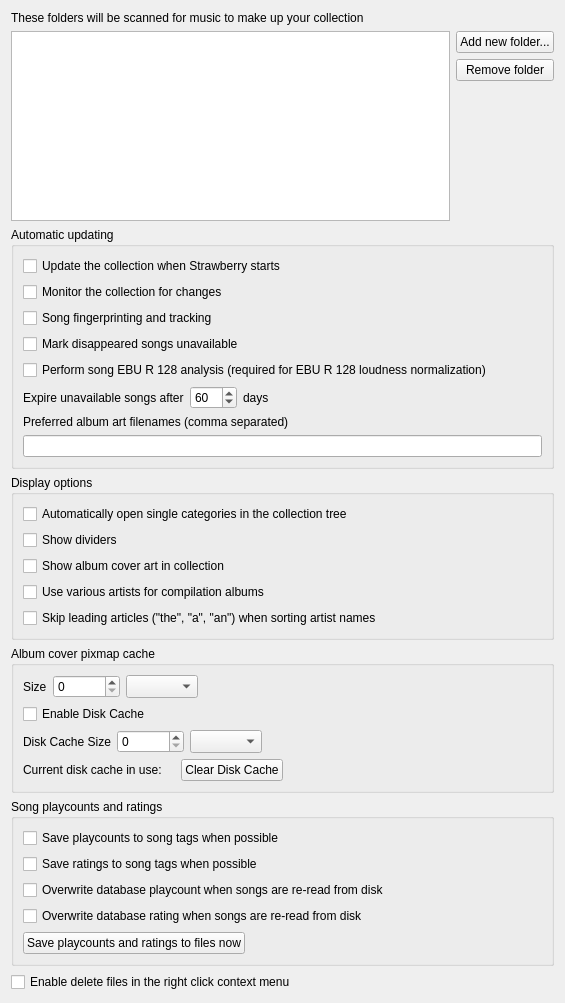
Old version of the form src/settings/collectionsettingspage.ui in the repository strawberrymusicplayer/strawberry.
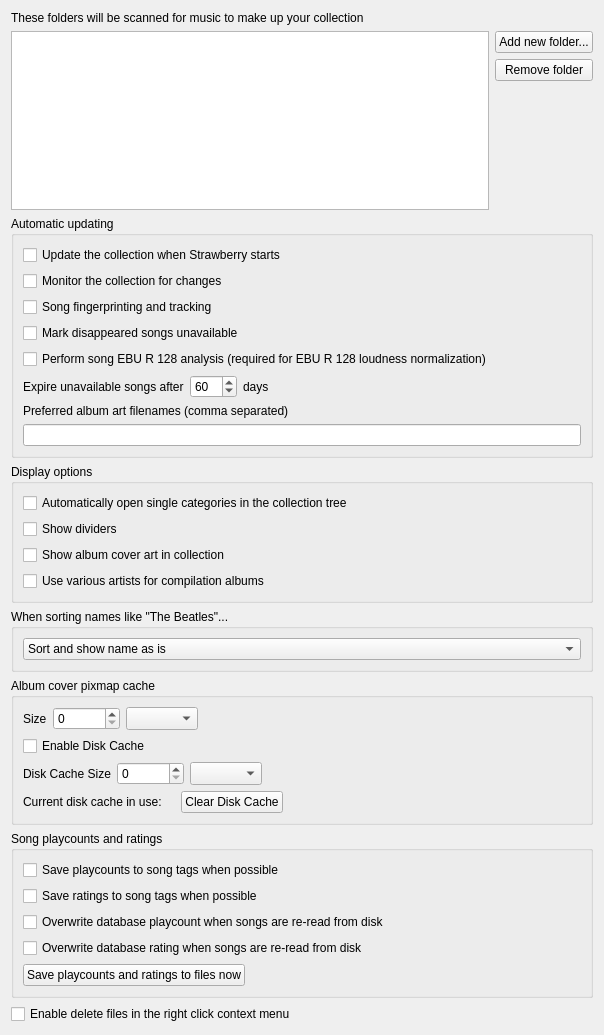
New version of the form.

Commit message: Collection: Use sort tags and add sort behaviour

```diff
--- a/src/settings/collectionsettingspage.ui
+++ b/src/settings/collectionsettingspage.ui
@@ -6,8 +6,8 @@
    <rect>
     <x>0</x>
     <y>0</y>
-    <width>565</width>
-    <height>1003</height>
+    <width>604</width>
+    <height>1035</height>
    </rect>
   </property>
   <property name="windowTitle">
@@ -235,11 +235,37 @@
         </property>
        </widget>
       </item>
+     </layout>
+    </widget>
+   </item>
+   <item>
+    <widget class="QGroupBox" name="groupbox_sort">
+     <property name="title">
+      <string>When sorting names like &quot;The Beatles&quot;...</string>
+     </property>
+     <layout class="QVBoxLayout" name="layout_sort">
       <item>
-       <widget class="QCheckBox" name="sort_skips_articles">
-        <property name="text">
-         <string>Skip leading articles (&quot;the&quot;, &quot;a&quot;, &quot;an&quot;) when sorting artist names</string>
-        </property>
+       <widget class="QComboBox" name="combobox_sort">
+        <item>
+         <property name="text">
+          <string>Sort and show name as is</string>
+         </property>
+        </item>
+        <item>
+         <property name="text">
+          <string>Skip articles &quot;The, A, An&quot; for sorting but show name as is</string>
+         </property>
+        </item>
+        <item>
+         <property name="text">
+          <string>Use sort tag for sorting and show name as is</string>
+         </property>
+        </item>
+        <item>
+         <property name="text">
+          <string>Use sort tag for sorting and display</string>
+         </property>
+        </item>
        </widget>
       </item>
      </layout>
```
Left out of the diff: 2 changed lines with no effect on the pictures. The commit also changes 5 other files.
